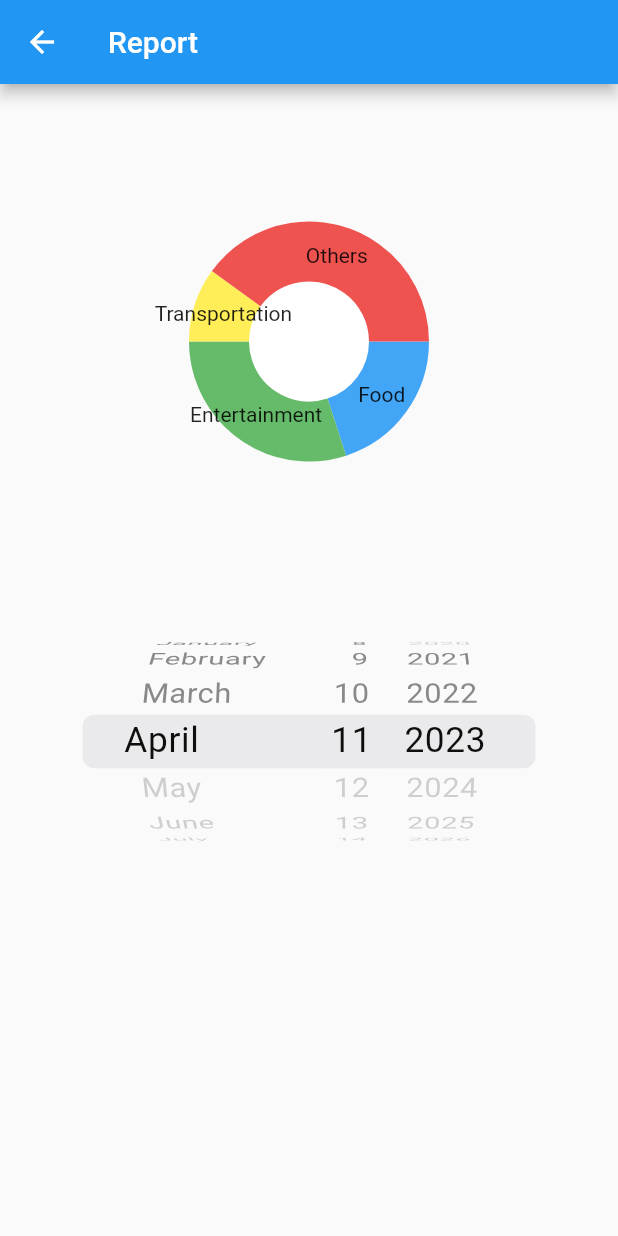
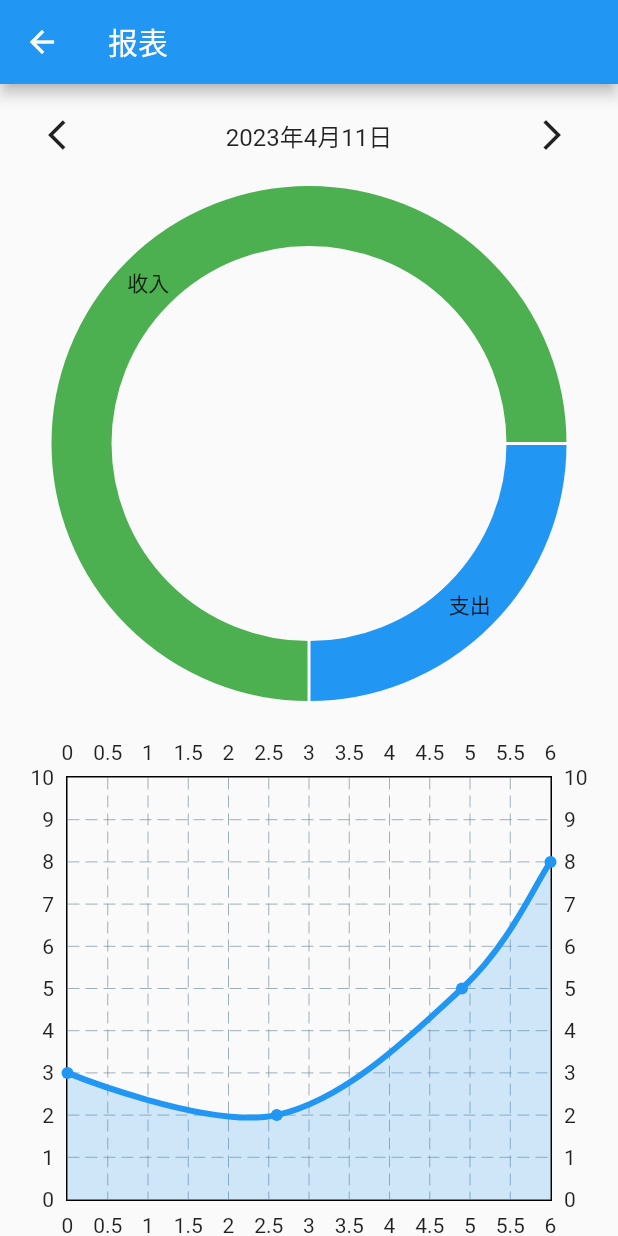
Before and after one commit to RoninHan/record_book_app, a Flutter app: the ReportPage screen opened directly, on a phone screen of 412 x 824 dp. Run offline on Flutter 3.47's test engine with Material 2 defaults, Android fonts, the phone set to English and light mode, and no system bars; drawn by our look-alikes of fl_chart; our stand-ins replace dio, mobx; missing offline and left inert: build_runner; generated files the repository leaves out were written again.

Commit message:
update report page

```diff
--- a/lib/pages/report/index.dart
+++ b/lib/pages/report/index.dart
@@ -1,4 +1,3 @@
-import 'package:flutter/cupertino.dart';
 import 'package:flutter/material.dart';
 import 'package:fl_chart/fl_chart.dart';
 
@@ -6,127 +5,116 @@ class ReportPage extends StatefulWidget {
   const ReportPage({super.key});
 
   @override
-  // ignore: library_private_types_in_public_api
   _ReportPageState createState() => _ReportPageState();
 }
 
 class _ReportPageState extends State<ReportPage> {
-  // 初始化日期选择器的初始值和选择范围
-  DateTime selectedDate = DateTime.now();
-  DateTime startDate = DateTime(2021, 1, 1);
-  DateTime endDate = DateTime.now();
-
-  // 初始化饼图数据
-  final List<PieChartSectionData> pieChartData = [
-    PieChartSectionData(
-      value: 20,
-      title: 'Food',
-      color: Colors.blue[400],
-    ),
-    PieChartSectionData(
-      value: 30,
-      title: 'Entertainment',
-      color: Colors.green[400],
-    ),
-    PieChartSectionData(
-      value: 10,
-      title: 'Transportation',
-      color: Colors.yellow[400],
-    ),
-    PieChartSectionData(
-      value: 40,
-      title: 'Others',
-      color: Colors.red[400],
-    ),
-  ];
-
-  // 初始化趋势条形图数据
-  final List<BarChartGroupData> barChartData = [
-    BarChartGroupData(
-      x: 0,
-      barRods: [
-        BarChartRodData(
-          toY: 20,
-          color: Colors.blue[400],
-        ),
-      ],
-    ),
-    BarChartGroupData(
-      x: 1,
-      barRods: [
-        BarChartRodData(
-          color: Colors.green[400],
-          toY: 30,
-        ),
-      ],
-    ),
-    BarChartGroupData(
-      x: 2,
-      barRods: [
-        BarChartRodData(
-          color: Colors.yellow[400],
-          toY: 10,
-        ),
-      ],
-    ),
-    BarChartGroupData(
-      x: 3,
-      barRods: [
-        BarChartRodData(
-          color: Colors.red[400],
-          toY: 40,
-        ),
-      ],
-    ),
-  ];
+  DateTime _selectedDate = DateTime.now();
 
   @override
   Widget build(BuildContext context) {
     return Scaffold(
-        appBar: AppBar(
-          title: const Text('Report'),
-        ),
-        body: SingleChildScrollView(
-            child: Column(children: [
-          // 饼图
-          AspectRatio(
-            aspectRatio: 1.2,
-            child: PieChart(
-              PieChartData(
-                sections: pieChartData,
-                // 设置中心圆的半径和颜色
-                centerSpaceRadius: 40,
-                centerSpaceColor: Colors.white,
-                // 饼图的各种样式
-                sectionsSpace: 0,
-                pieTouchData: PieTouchData(
-                  touchCallback: (event, pieTouchResponse) {},
+      appBar: AppBar(
+        title: Text('报表'),
+      ),
+      body: Column(
+        children: [
+          Container(
+            padding: EdgeInsets.symmetric(horizontal: 20, vertical: 10),
+            child: Row(
+              mainAxisAlignment: MainAxisAlignment.spaceBetween,
+              children: [
+                IconButton(
+                  icon: Icon(Icons.arrow_back_ios),
+                  onPressed: () {
+                    setState(() {
+                      _selectedDate = _selectedDate.subtract(Duration(days: 1));
+                    });
+                  },
                 ),
-                borderData: FlBorderData(
-                  show: false,
+                Text(
+                  "${_selectedDate.year}年${_selectedDate.month}月${_selectedDate.day}日",
+                  style: TextStyle(fontSize: 16),
                 ),
-                // 饼图的动画效果
-                // sectionsCount: pieChartData.length,
-                // animationDuration: Duration(milliseconds: 800),
-                // animate: true,
+                IconButton(
+                  icon: Icon(Icons.arrow_forward_ios),
+                  onPressed: () {
+                    setState(() {
+                      _selectedDate = _selectedDate.add(Duration(days: 1));
+                    });
+                  },
+                ),
+              ],
+            ),
+          ),
+          Expanded(
+            child: SingleChildScrollView(
+              child: Column(
+                children: [
+                  _buildPieChart(),
+                  SizedBox(height: 20),
+                  _buildLineChart(),
+                ],
               ),
             ),
           ),
-          // 日期选择器
-          Container(
-              margin: EdgeInsets.symmetric(vertical: 20),
-              child: SizedBox(
-                  height: 150,
-                  child: CupertinoDatePicker(
-                      mode: CupertinoDatePickerMode.date,
-                      minimumDate: startDate,
-                      maximumDate: endDate,
-                      initialDateTime: selectedDate,
-                      onDateTimeChanged: (DateTime value) {
-                        setState(() {
-                          selectedDate = value;
-                        });
-                      })))
-        ])));
+        ],
+      ),
+    );
+  }
+
+  Widget _buildPieChart() {
+    return AspectRatio(
+      aspectRatio: 1.2,
+      child: PieChart(
+        PieChartData(
+          sections: [
+            PieChartSectionData(
+              value: 25,
+              color: Colors.blue,
+              title: '支出',
+            ),
+            PieChartSectionData(
+              value: 75,
+              color: Colors.green,
+              title: '收入',
+            ),
+          ],
+        ),
+      ),
+    );
+  }
+
+  Widget _buildLineChart() {
+    return AspectRatio(
+      aspectRatio: 1.2,
+      child: LineChart(
+        LineChartData(
+          minX: 0,
+          maxX: 6,
+          minY: 0,
+          maxY: 10,
+          lineBarsData: [
+            LineChartBarData(
+              spots: [
+                FlSpot(0, 3),
+                FlSpot(2.6, 2),
+                FlSpot(4.9, 5),
+                FlSpot(6, 8),
+              ],
+              isCurved: true,
+              color: Colors.blue,
+              barWidth: 4,
+              isStrokeCapRound: true,
+              dotData: FlDotData(
+                show: true,
+              ),
+              belowBarData:
+                  BarAreaData(show: true, color: Colors.blue.withOpacity(0.2)),
+            ),
+          ],
+        ),
+      ),
+    );
   }
 }
```
Also changed, not shown: lib/main.dart (+6 -9 lines).
